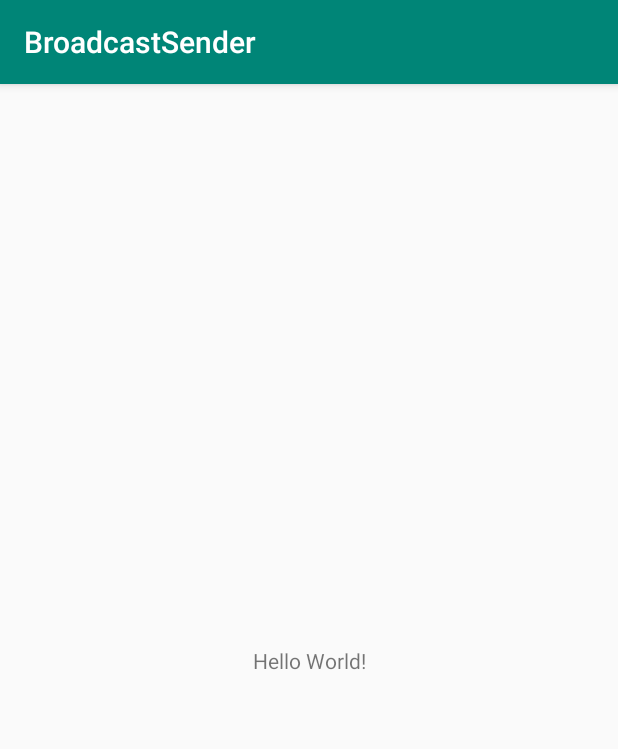
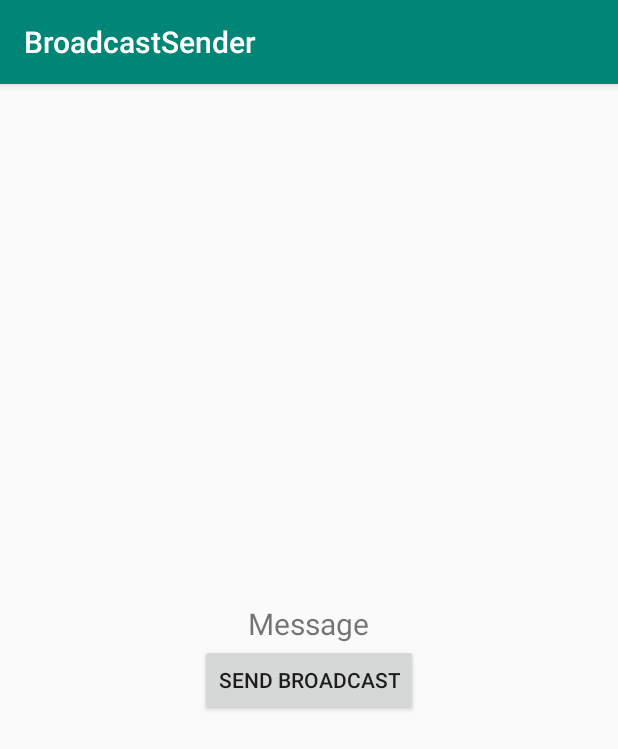
Before and after one commit to hanselgunawan/BroadcastSender, an Android app: the screen it shows after launch (MainActivity), on a phone screen of 412 x 824 dp. Shown: the top 749 px of the screen. Run offline under Robolectric (Android 15) with nearby library versions, the phone set to English and light mode, and no system bars.

Commit message:
added send broadcast button

```diff
--- a/app/src/main/java/com/hanseltritama/broadcastsender/MainActivity.kt
+++ b/app/src/main/java/com/hanseltritama/broadcastsender/MainActivity.kt
@@ -1,7 +1,13 @@
 package com.hanseltritama.broadcastsender
 
+import android.content.BroadcastReceiver
+import android.content.Context
+import android.content.Intent
+import android.content.IntentFilter
 import androidx.appcompat.app.AppCompatActivity
 import android.os.Bundle
+import android.view.View
+import kotlinx.android.synthetic.main.activity_main.*
 
 class MainActivity : AppCompatActivity() {
 
@@ -9,4 +15,28 @@ class MainActivity : AppCompatActivity() {
         super.onCreate(savedInstanceState)
         setContentView(R.layout.activity_main)
     }
+
+    fun customSendBroadcast(view: View) {
+        val intent: Intent = Intent("com.hanseltritama.MY_ACTION")
+        intent.putExtra("com.hanseltritama.MY_TEXT", "Broadcast Received")
+        sendBroadcast(intent)
+    }
+
+    private val broadcastReceiver: BroadcastReceiver = object: BroadcastReceiver() {
+        override fun onReceive(context: Context?, intent: Intent?) {
+            val receivedText: String? = intent?.getStringExtra("com.hanseltritama.MY_TEXT")
+            text_view.text = receivedText
+        }
+    }
+
+    override fun onStart() {
+        super.onStart()
+        val intentFilter: IntentFilter = IntentFilter("com.hanseltritama.MY_ACTION")
+        registerReceiver(broadcastReceiver, intentFilter)
+    }
+
+    override fun onStop() {
+        super.onStop()
+        unregisterReceiver(broadcastReceiver)
+    }
 }
--- a/app/src/main/res/layout/activity_main.xml
+++ b/app/src/main/res/layout/activity_main.xml
@@ -1,18 +1,24 @@
 <?xml version="1.0" encoding="utf-8"?>
-<androidx.constraintlayout.widget.ConstraintLayout xmlns:android="http://schemas.android.com/apk/res/android"
-    xmlns:app="http://schemas.android.com/apk/res-auto"
+<LinearLayout xmlns:android="http://schemas.android.com/apk/res/android"
     xmlns:tools="http://schemas.android.com/tools"
     android:layout_width="match_parent"
     android:layout_height="match_parent"
+    android:gravity="center"
+    android:orientation="vertical"
+    android:padding="16dp"
     tools:context=".MainActivity">
 
     <TextView
+        android:id="@+id/text_view"
         android:layout_width="wrap_content"
         android:layout_height="wrap_content"
-        android:text="Hello World!"
-        app:layout_constraintBottom_toBottomOf="parent"
-        app:layout_constraintLeft_toLeftOf="parent"
-        app:layout_constraintRight_toRightOf="parent"
-        app:layout_constraintTop_toTopOf="parent" />
+        android:text="Message"
+        android:textSize="20sp" />
 
-</androidx.constraintlayout.widget.ConstraintLayout>
+    <Button
+        android:layout_width="wrap_content"
+        android:layout_height="wrap_content"
+        android:onClick="customSendBroadcast"
+        android:text="Send Broadcast" />
+
+</LinearLayout>
```
